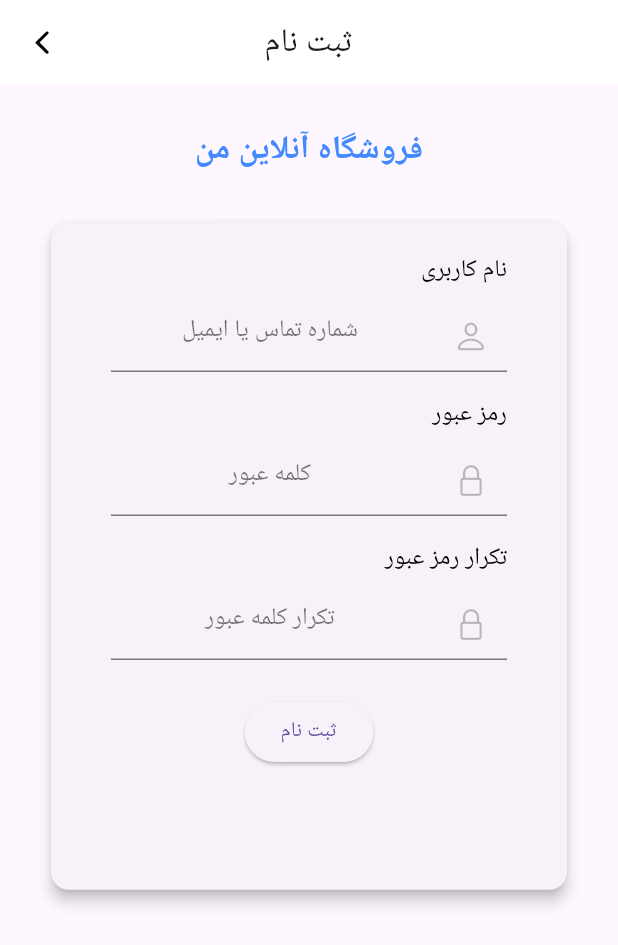
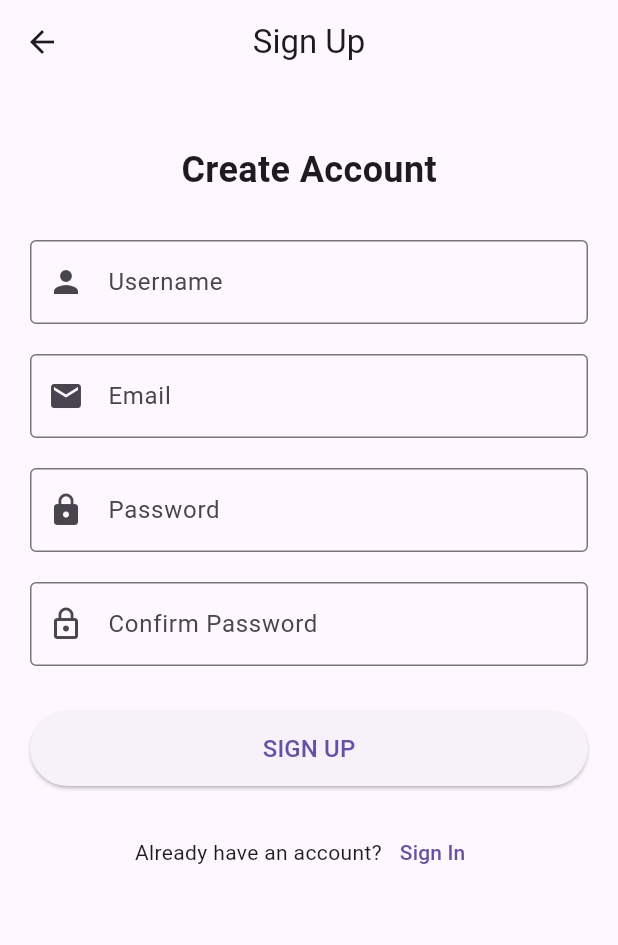
Before and after one commit to si30boy/FlutterDigikalaApp, a Flutter app: the screen it shows after launch, after a tap on "ثبت نام", on a phone screen of 412 x 824 dp. Shown: the top 945 px of the screen. Run offline on Flutter 3.47's test engine with Material 3 defaults, Android fonts, the phone set to English and light mode, and no system bars; our stand-ins replace animated_text_kit, flutter_image_slideshow, google_fonts, lottie, supabase_flutter; accounts and stored records are empty; Roboto replaces fonts that are missing (iransans).

Commit message:
add internet online server but had some error

```diff
--- a/lib/main.dart
+++ b/lib/main.dart
@@ -1,4 +1,5 @@
 import 'package:flutter/material.dart';
+import 'package:supabase_flutter/supabase_flutter.dart';
 import 'package:flutter_application_1/login.dart';
 import 'package:flutter_application_1/signup.dart';
 import 'package:google_fonts/google_fonts.dart';
@@ -6,7 +7,14 @@ import 'package:lottie/lottie.dart';
 import 'package:animated_text_kit/animated_text_kit.dart';
 import 'package:flutter_application_1/Selector.dart';
 
-void main() {
+void main() async {
+  WidgetsFlutterBinding.ensureInitialized();
+  await Supabase.initialize(
+    url: 'https://sehsmxihuuproztzqojm.supabase.co',
+    anonKey:
+        'eyJhbGciOiJIUzI1NiIsInR5cCI6IkpXVCJ9.eyJpc3MiOiJzdXBhYmFzZSIsInJlZiI6InNlaHNteGlodXVwcm96dHpxb2ptIiwicm9sZSI6ImFub24iLCJpYXQiOjE3NTM0NTY2MjcsImV4cCI6MjA2OTAzMjYyN30.4M6jo33ilgtn4kyr-oYEsxhoZfU9mpgfjsv8zbgz5eE',
+  );
+
   runApp(MyApp());
 }
 
--- a/lib/signup.dart
+++ b/lib/signup.dart
@@ -1,268 +1,219 @@
 import 'package:flutter/material.dart';
-import 'package:flutter/cupertino.dart';
-import 'package:http/http.dart' as http;
-import 'dart:convert';
+import 'package:supabase_flutter/supabase_flutter.dart';
 
 class Signup extends StatefulWidget {
-  const Signup({super.key});
+  const Signup({Key? key}) : super(key: key);
 
   @override
-  State<Signup> createState() => _SignupState();
+  State<Signup> createState() => _SignupPageState();
 }
 
-class _SignupState extends State<Signup> {
-  final TextEditingController usernameController = TextEditingController();
-  final TextEditingController passwordController = TextEditingController();
-  final TextEditingController passwordRepeatController =
+class _SignupPageState extends State<Signup> {
+  final TextEditingController _usernameController = TextEditingController();
+  final TextEditingController _emailController = TextEditingController();
+  final TextEditingController _passwordController = TextEditingController();
+  final TextEditingController _confirmPasswordController =
       TextEditingController();
 
-  bool isLoading = false;
+  bool _isLoading = false;
+  final _formKey = GlobalKey<FormState>();
 
-  void register() async {
-    final username = usernameController.text.trim();
-    final password = passwordController.text.trim();
-    final passwordRepeat = passwordRepeatController.text.trim();
-
-    if (username.isEmpty || password.isEmpty || passwordRepeat.isEmpty) {
-      ScaffoldMessenger.of(
-        context,
-      ).showSnackBar(SnackBar(content: Text('لطفا همه فیلدها را پر کنید')));
-      return;
-    }
-
-    if (password != passwordRepeat) {
-      ScaffoldMessenger.of(context).showSnackBar(
-        SnackBar(content: Text('رمز عبور و تکرار آن مطابقت ندارند')),
-      );
-      return;
-    }
+  Future<void> _registerUser() async {
+    if (!_formKey.currentState!.validate()) return;
 
     setState(() {
-      isLoading = true;
+      _isLoading = true;
     });
 
     try {
-      var url = Uri.parse(
-        'http://192.168.1.10:8000/register/',
-      ); // آدرس سرور خودت
-
-      var response = await http.post(
-        url,
-        headers: {'Content-Type': 'application/json'},
-        body: jsonEncode({
-          'username': username,
-          'email': username, // اگر ایمیل داری جایگزین کن
-          'password': password,
-        }),
+      // ثبت‌نام کاربر با ایمیل در Supabase
+      final response = await Supabase.instance.client.auth.signUp(
+        email: _emailController.text.trim(),
+        password: _passwordController.text.trim(),
       );
 
-      if (response.statusCode == 200 || response.statusCode == 201) {
-        ScaffoldMessenger.of(
-          context,
-        ).showSnackBar(SnackBar(content: Text('ثبت‌نام با موفقیت انجام شد!')));
-        // اینجا میتونی صفحه بعدی رو باز کنی یا فرم رو پاک کنی
-      } else {
-        var data = jsonDecode(response.body);
-        ScaffoldMessenger.of(context).showSnackBar(
-          SnackBar(
-            content: Text('خطا: ${data['detail'] ?? 'مشکل در ثبت نام'}'),
-          ),
-        );
+      if (response.user == null) {
+        throw Exception('ثبت‌نام ناموفق بود.');
       }
+
+      // ذخیره اطلاعات اضافی در جدول users
+      await Supabase.instance.client.from('users').insert({
+        'id': response.user!.id,
+        'username': _usernameController.text.trim(),
+        'email': _emailController.text.trim(),
+      });
+
+      _showSuccessDialog();
+      _clearForm();
     } catch (e) {
-      ScaffoldMessenger.of(
-        context,
-      ).showSnackBar(SnackBar(content: Text('خطا در اتصال به سرور')));
+      String errorMessage = 'خطای اتصال: $e';
+      if (e is AuthException) {
+        if (e.message.contains('already registered')) {
+          errorMessage = 'این ایمیل قبلاً ثبت شده است.';
+        } else if (e.message.contains('invalid')) {
+          errorMessage = 'ایمیل یا رمز عبور نامعتبر است.';
+        }
+      }
+      ScaffoldMessenger.of(context).showSnackBar(
+        SnackBar(content: Text(errorMessage), backgroundColor: Colors.red),
+      );
     } finally {
       setState(() {
-        isLoading = false;
+        _isLoading = false;
       });
     }
   }
 
+  void _showSuccessDialog() {
+    showDialog(
+      context: context,
+      builder: (context) => AlertDialog(
+        title: const Text('ثبت‌نام موفق'),
+        content: const Text('حساب شما با موفقیت ساخته شد.'),
+        actions: [
+          TextButton(
+            onPressed: () => Navigator.pop(context),
+            child: const Text('تأیید'),
+          ),
+        ],
+      ),
+    );
+  }
+
+  void _clearForm() {
+    _usernameController.clear();
+    _emailController.clear();
+    _passwordController.clear();
+    _confirmPasswordController.clear();
+  }
+
+  @override
+  void dispose() {
+    _usernameController.dispose();
+    _emailController.dispose();
+    _passwordController.dispose();
+    _confirmPasswordController.dispose();
+    super.dispose();
+  }
+
   @override
   Widget build(BuildContext context) {
-    final double screenHeight = MediaQuery.of(context).size.height;
-    final screenWidth = MediaQuery.of(context).size.width;
-
     return Scaffold(
       appBar: AppBar(
-        title: Text('ثبت نام', style: TextStyle(fontFamily: 'iransans')),
+        title: const Text('Sign Up'),
         centerTitle: true,
         leading: IconButton(
-          icon: Icon(CupertinoIcons.back, color: Colors.black),
+          icon: const Icon(Icons.arrow_back),
           onPressed: () => Navigator.pop(context),
         ),
-        backgroundColor: Colors.white,
-        elevation: 0,
       ),
       body: SingleChildScrollView(
-        child: Column(
-          children: [
-            SizedBox(height: 28),
-            Center(
-              child: Text(
-                'فروشگاه آنلاین من',
-                style: TextStyle(
-                  fontFamily: 'iransans',
-                  fontWeight: FontWeight.w800,
-                  fontSize: 22,
-                  letterSpacing: 0.5,
-                  color: Colors.blueAccent,
+        padding: const EdgeInsets.all(20),
+        child: Form(
+          key: _formKey,
+          child: Column(
+            children: [
+              const SizedBox(height: 20),
+              const Text(
+                'Create Account',
+                style: TextStyle(fontSize: 24, fontWeight: FontWeight.bold),
+              ),
+              const SizedBox(height: 30),
+              TextFormField(
+                controller: _usernameController,
+                decoration: const InputDecoration(
+                  labelText: 'Username',
+                  prefixIcon: Icon(Icons.person),
+                  border: OutlineInputBorder(),
+                ),
+                validator: (value) {
+                  if (value == null || value.isEmpty) {
+                    return 'Please enter a username';
+                  }
+                  return null;
+                },
+              ),
+              const SizedBox(height: 20),
+              TextFormField(
+                controller: _emailController,
+                keyboardType: TextInputType.emailAddress,
+                decoration: const InputDecoration(
+                  labelText: 'Email',
+                  prefixIcon: Icon(Icons.email),
+                  border: OutlineInputBorder(),
+                ),
+                validator: (value) {
+                  if (value == null || value.isEmpty) {
+                    return 'Please enter an email address';
+                  }
+                  if (!value.contains('@') || !value.contains('.')) {
+                    return 'Please enter a valid email';
+                  }
+                  return null;
+                },
+              ),
+              const SizedBox(height: 20),
+              TextFormField(
+                controller: _passwordController,
+                obscureText: true,
+                decoration: const InputDecoration(
+                  labelText: 'Password',
+                  prefixIcon: Icon(Icons.lock),
+                  border: OutlineInputBorder(),
+                ),
+                validator: (value) {
+                  if (value == null || value.isEmpty) {
+                    return 'Please enter a password';
+                  }
+                  if (value.length < 6) {
+                    return 'Password must be at least 6 characters';
+                  }
+                  return null;
+                },
+              ),
+              const SizedBox(height: 20),
+              TextFormField(
+                controller: _confirmPasswordController,
+                obscureText: true,
+                decoration: const InputDecoration(
+                  labelText: 'Confirm Password',
+                  prefixIcon: Icon(Icons.lock_outline),
+                  border: OutlineInputBorder(),
+                ),
+                validator: (value) {
+                  if (value == null || value.isEmpty) {
+                    return 'Please confirm your password';
+                  }
+                  if (value != _passwordController.text) {
+                    return 'Passwords do not match';
+                  }
+                  return null;
+                },
+              ),
+              const SizedBox(height: 30),
+              SizedBox(
+                width: double.infinity,
+                height: 50,
+                child: ElevatedButton(
+                  onPressed: _isLoading ? null : _registerUser,
+                  child: _isLoading
+                      ? const CircularProgressIndicator(color: Colors.white)
+                      : const Text('SIGN UP', style: TextStyle(fontSize: 16)),
                 ),
               ),
-            ),
-            SizedBox(height: 28),
-            Container(
-              height: screenHeight * 0.55,
-              width: double.infinity,
-              margin: EdgeInsets.fromLTRB(30, 0, 30, 0),
-              child: Card(
-                shape: RoundedRectangleBorder(
-                  borderRadius: BorderRadius.circular(12),
-                ),
-                elevation: 4,
-                child: Padding(
-                  padding: const EdgeInsets.symmetric(
-                    horizontal: 40,
-                    vertical: 20,
+              const SizedBox(height: 20),
+              Row(
+                mainAxisAlignment: MainAxisAlignment.center,
+                children: [
+                  const Text('Already have an account?'),
+                  TextButton(
+                    onPressed: () => Navigator.pop(context),
+                    child: const Text('Sign In'),
                   ),
-                  child: Column(
-                    children: [
-                      // نام کاربری
-                      Align(
-                        alignment: Alignment.centerRight,
-                        child: Text(
-                          'نام کاربری',
-                          style: TextStyle(
-                            fontWeight: FontWeight.w400,
-                            color: Colors.black,
-                            fontSize: 16,
-                            fontFamily: 'iransans',
-                          ),
-                        ),
-                      ),
-                      SizedBox(height: 8),
-                      TextField(
-                        controller: usernameController,
-                        textAlign: TextAlign.center,
-                        style: TextStyle(
-                          fontWeight: FontWeight.w400,
-                          color: Colors.black,
-                          fontSize: 16,
-                          fontFamily: 'iransans',
-                        ),
-                        decoration: InputDecoration(
-                          hintText: 'شماره تماس یا ایمیل',
-                          hintStyle: TextStyle(
-                            fontWeight: FontWeight.w400,
-                            color: Colors.black54,
-                            fontSize: 16,
-                            fontFamily: 'iransans',
-                          ),
-                          suffixIcon: Icon(
-                            CupertinoIcons.person,
-                            color: Colors.black26,
-                          ),
-                        ),
-                      ),
-                      SizedBox(height: 16),
-
-                      // رمز عبور
-                      Align(
-                        alignment: Alignment.centerRight,
-                        child: Text(
-                          'رمز عبور',
-                          style: TextStyle(
-                            fontWeight: FontWeight.w400,
-                            color: Colors.black,
-                            fontSize: 16,
-                            fontFamily: 'iransans',
-                          ),
-                        ),
-                      ),
-                      SizedBox(height: 8),
-                      TextField(
-                        controller: passwordController,
-                        textAlign: TextAlign.center,
-                        obscureText: true,
-                        style: TextStyle(
-                          fontWeight: FontWeight.w400,
-                          color: Colors.black,
-                          fontSize: 16,
-                          fontFamily: 'iransans',
-                        ),
-                        decoration: InputDecoration(
-                          hintText: 'کلمه عبور',
-                          hintStyle: TextStyle(
-                            fontWeight: FontWeight.w400,
-                            color: Colors.black54,
-                            fontSize: 16,
-                            fontFamily: 'iransans',
-                          ),
-                          suffixIcon: Icon(
-                            CupertinoIcons.lock,
-                            color: Colors.black26,
-                          ),
-                        ),
-                      ),
-                      SizedBox(height: 16),
-
-                      // تکرار رمز عبور
-                      Align(
-                        alignment: Alignment.centerRight,
-                        child: Text(
-                          'تکرار رمز عبور',
-                          style: TextStyle(
-                            fontWeight: FontWeight.w400,
-                            color: Colors.black,
-                            fontSize: 16,
-                            fontFamily: 'iransans',
-                          ),
-                        ),
-                      ),
-                      SizedBox(height: 8),
-                      TextField(
-                        controller: passwordRepeatController,
-                        textAlign: TextAlign.center,
-                        obscureText: true,
-                        style: TextStyle(
-                          fontWeight: FontWeight.w400,
-                          color: Colors.black,
-                          fontSize: 16,
-                          fontFamily: 'iransans',
-                        ),
-                        decoration: InputDecoration(
-                          hintText: 'تکرار کلمه عبور',
-                          hintStyle: TextStyle(
-                            fontWeight: FontWeight.w400,
-                            color: Colors.black54,
-                            fontSize: 16,
-                            fontFamily: 'iransans',
-                          ),
-                          suffixIcon: Icon(
-                            CupertinoIcons.lock,
-                            color: Colors.black26,
-                          ),
-                        ),
-                      ),
-                      SizedBox(height: 24),
-
-                      isLoading
-                          ? CircularProgressIndicator()
-                          : ElevatedButton(
-                              onPressed: register,
-                              child: Text(
-                                'ثبت نام',
-                                style: TextStyle(fontFamily: 'iransans'),
-                              ),
-                            ),
-                    ],
-                  ),
-                ),
+                ],
               ),
-            ),
-          ],
+            ],
+          ),
         ),
       ),
     );
--- a/pubspec.yaml
+++ b/pubspec.yaml
@@ -40,6 +40,8 @@ dependencies:
   animated_text_kit: ^4.2.2
   lottie: ^3.3.0
   flutter_image_slideshow: ^0.1.6
+  supabase_flutter: ^2.9.1
+
 
 
 dev_dependencies:
```
Also changed, not shown: pubspec.lock, 5 other files.
